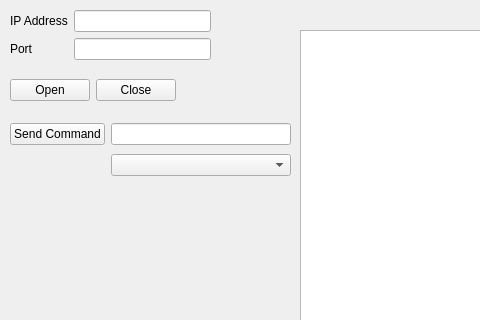
Before: the Qt Designer form mainwindow.ui in yumekasa5/DMMControlTool, drawn with Qt 5; both pictures show x 0 to 480 and y 0 to 320 of the 818 by 607 pixel window.
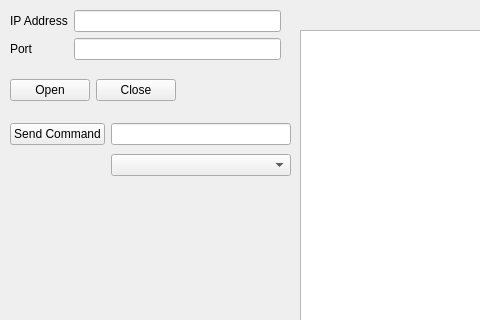
After: the same form once the commit is applied.

Patch:
```diff
--- a/mainwindow.ui
+++ b/mainwindow.ui
@@ -80,7 +80,7 @@
      <rect>
       <x>10</x>
       <y>10</y>
-      <width>201</width>
+      <width>271</width>
       <height>51</height>
      </rect>
     </property>
```
Left out of the diff: 2 changed lines with no effect on the pictures.
